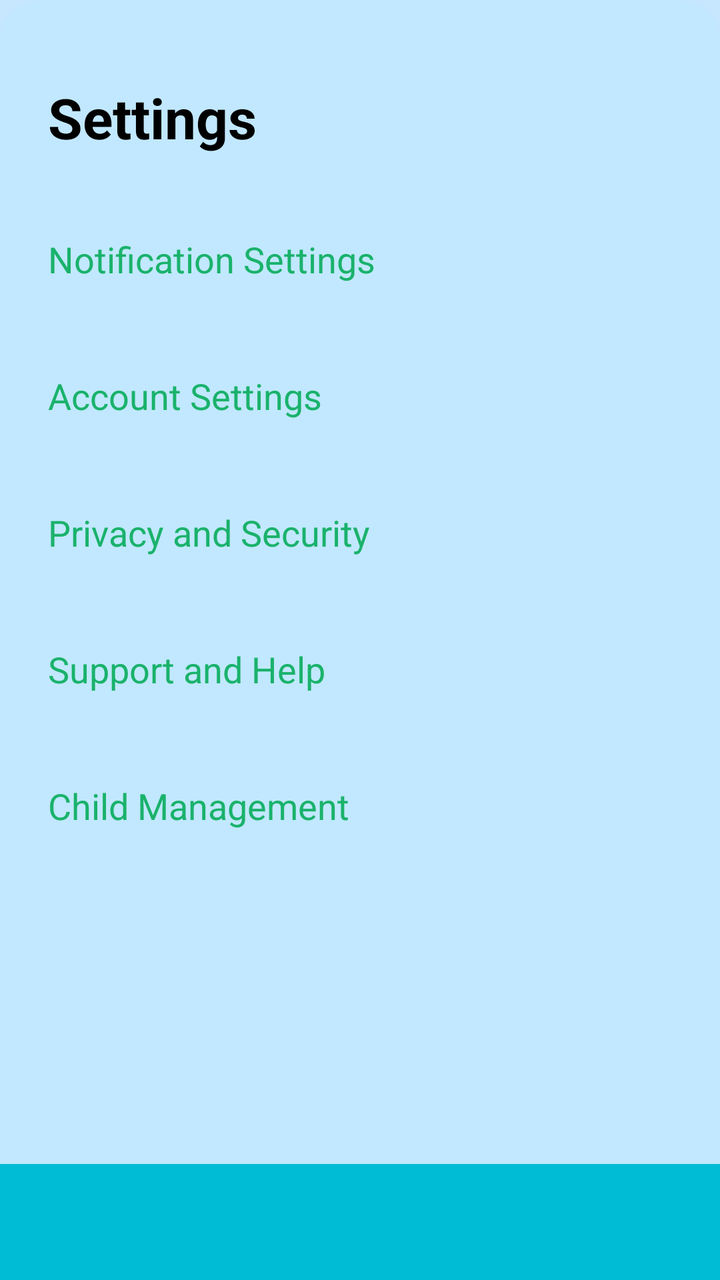
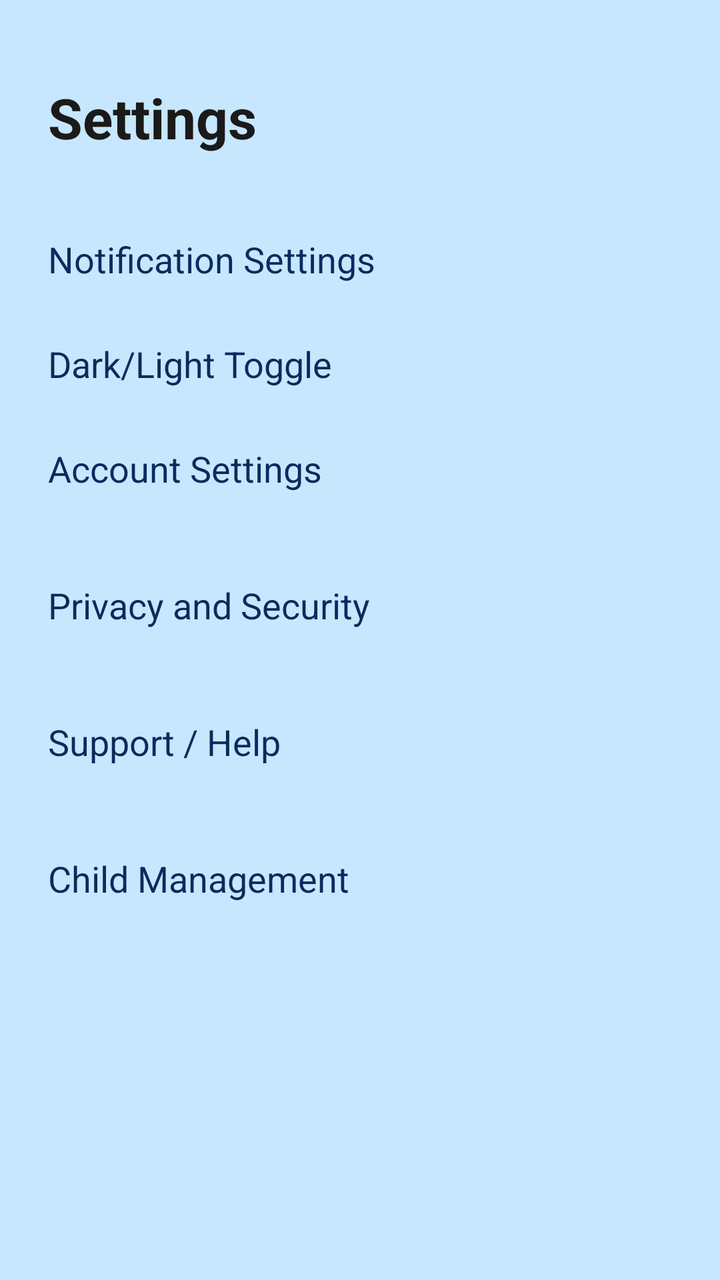

Before-and-after screenshots of an Android layout around one commit, followed by the original layout XML and the change that was made.
<!-- AndroidManifest.xml: application theme Theme.NurtureNest -->
<!-- res/layout/fragment_settings.xml -->
<androidx.constraintlayout.widget.ConstraintLayout
    xmlns:android="http://schemas.android.com/apk/res/android"
    xmlns:app="http://schemas.android.com/apk/res-auto"
    xmlns:tools="http://schemas.android.com/tools"
    android:layout_width="match_parent"
    android:layout_height="match_parent"
    android:background="@drawable/reg"
    tools:context=".fragments.SettingsFragment">

    
    <androidx.constraintlayout.widget.ConstraintLayout
        android:id="@+id/main_content"
        android:layout_width="0dp"
        android:layout_height="0dp"
        app:layout_constraintTop_toTopOf="parent"
        app:layout_constraintBottom_toTopOf="@id/bottom_bar"
        app:layout_constraintStart_toStartOf="parent"
        app:layout_constraintEnd_toEndOf="parent">

        
        <TextView
            android:id="@+id/tvSettingsTitle"
            android:layout_width="wrap_content"
            android:layout_height="wrap_content"
            android:text="Settings"
            android:textSize="28sp"
            android:textStyle="bold"
            android:textColor="#000000"
            android:layout_marginTop="40dp"
            android:layout_marginStart="24dp"
            app:layout_constraintTop_toTopOf="parent"
            app:layout_constraintStart_toStartOf="parent"/>

        
        <TextView
            android:id="@+id/tvNotificationSettings"
            android:layout_width="0dp"
            android:layout_height="wrap_content"
            android:text="Notification Settings"
            android:textSize="18sp"
            android:textColor="#1AB26B"
            android:clickable="true"
            android:focusable="true"
            android:paddingVertical="16dp"
            android:background="?attr/selectableItemBackground"
            app:layout_constraintTop_toBottomOf="@id/tvSettingsTitle"
            app:layout_constraintStart_toStartOf="parent"
            app:layout_constraintEnd_toEndOf="parent"
            android:layout_marginStart="24dp"
            android:layout_marginEnd="24dp"
            android:layout_marginTop="24dp"/>

        
        <TextView
            android:id="@+id/tvAccountSettings"
            android:layout_width="0dp"
            android:layout_height="wrap_content"
            android:text="Account Settings"
            android:textSize="18sp"
            android:textColor="#1AB26B"
            android:clickable="true"
            android:focusable="true"
            android:paddingVertical="16dp"
            android:background="?attr/selectableItemBackground"
            app:layout_constraintTop_toBottomOf="@id/tvNotificationSettings"
            app:layout_constraintStart_toStartOf="parent"
            app:layout_constraintEnd_toEndOf="parent"
            android:layout_marginStart="24dp"
            android:layout_marginEnd="24dp"
            android:layout_marginTop="12dp"/>

        
        <TextView
            android:id="@+id/tvPrivacySecurity"
            android:layout_width="0dp"
            android:layout_height="wrap_content"
            android:text="Privacy and Security"
            android:textSize="18sp"
            android:textColor="#1AB26B"
            android:clickable="true"
            android:focusable="true"
            android:paddingVertical="16dp"
            android:background="?attr/selectableItemBackground"
            app:layout_constraintTop_toBottomOf="@id/tvAccountSettings"
            app:layout_constraintStart_toStartOf="parent"
            app:layout_constraintEnd_toEndOf="parent"
            android:layout_marginStart="24dp"
            android:layout_marginEnd="24dp"
            android:layout_marginTop="12dp"/>

        
        <TextView
            android:id="@+id/tvSupportHelp"
            android:layout_width="0dp"
            android:layout_height="wrap_content"
            android:text="Support and Help"
            android:textSize="18sp"
            android:textColor="#1AB26B"
            android:clickable="true"
            android:focusable="true"
            android:paddingVertical="16dp"
            android:background="?attr/selectableItemBackground"
            app:layout_constraintTop_toBottomOf="@id/tvPrivacySecurity"
            app:layout_constraintStart_toStartOf="parent"
            app:layout_constraintEnd_toEndOf="parent"
            android:layout_marginStart="24dp"
            android:layout_marginEnd="24dp"
            android:layout_marginTop="12dp"/>

        
        <TextView
            android:id="@+id/tvChildManagement"
            android:layout_width="0dp"
            android:layout_height="wrap_content"
            android:text="Child Management"
            android:textSize="18sp"
            android:textColor="#1AB26B"
            android:clickable="true"
            android:focusable="true"
            android:paddingVertical="16dp"
            android:background="?attr/selectableItemBackground"
            app:layout_constraintTop_toBottomOf="@id/tvSupportHelp"
            app:layout_constraintStart_toStartOf="parent"
            app:layout_constraintEnd_toEndOf="parent"
            android:layout_marginStart="24dp"
            android:layout_marginEnd="24dp"
            android:layout_marginTop="12dp"/>

    </androidx.constraintlayout.widget.ConstraintLayout>

    
    <androidx.constraintlayout.widget.ConstraintLayout
        android:id="@+id/bottom_bar"
        android:layout_width="0dp"
        android:layout_height="58dp"
        android:background="#00BCD4"
        app:layout_constraintStart_toStartOf="parent"
        app:layout_constraintEnd_toEndOf="parent"
        app:layout_constraintBottom_toBottomOf="parent"/>

</androidx.constraintlayout.widget.ConstraintLayout>
<!-- resources referenced by this layout -->
<resources>
  <!-- drawable reg (drawable) -->
  <vector xmlns:android="http://schemas.android.com/apk/res/android"
      android:width="401dp"
      android:height="896dp"
      android:viewportWidth="401"
      android:viewportHeight="896">
  
      <group>
          <clip-path
              android:pathData="M26 0H375C389.359 0 401 11.6406 401 26V870C401 884.359 389.359 896 375 896H26C11.6406 896 0 884.359 0 870V26C0 11.6406 11.6406 0 26 0Z" />
  
          <path
              android:pathData="M0 0V896H401V0"
              android:fillColor="#C1E8FF" />
      </group>
  </vector>
  <style name="Theme.NurtureNest" parent="Theme.MaterialComponents.DayNight.NoActionBar">
          <item name="colorPrimary">#0A2B5D</item>
          <item name="colorOnPrimary">#FFFFFF</item>
          <item name="colorSurface">#000000</item>
          <item name="colorOnSurface">#FFFFFF</item>
          <item name="colorBackground">#C7E7FF</item>
          <item name="colorOnBackground">#1A1A1A</item>
          <item name="android:windowBackground">#C7E7FF</item>
      </style>
</resources>

<!-- the commit's change to res/layout/fragment_settings.xml (unified diff, before → after) -->
@@ -4,138 +4,150 @@
     xmlns:tools="http://schemas.android.com/tools"
     android:layout_width="match_parent"
     android:layout_height="match_parent"
-    android:background="@drawable/reg"
+    android:background="?attr/colorBackground"
     tools:context=".fragments.SettingsFragment">
 
     
-    <androidx.constraintlayout.widget.ConstraintLayout
-        android:id="@+id/main_content"
+    <ScrollView
+        android:id="@+id/scroll_container"
         android:layout_width="0dp"
         android:layout_height="0dp"
+        android:fillViewport="true"
         app:layout_constraintTop_toTopOf="parent"
-        app:layout_constraintBottom_toTopOf="@id/bottom_bar"
+        app:layout_constraintBottom_toBottomOf="parent"
         app:layout_constraintStart_toStartOf="parent"
         app:layout_constraintEnd_toEndOf="parent">
 
-        
-        <TextView
-            android:id="@+id/tvSettingsTitle"
-            android:layout_width="wrap_content"
+        <androidx.constraintlayout.widget.ConstraintLayout
+            android:id="@+id/main_content"
+            android:layout_width="match_parent"
             android:layout_height="wrap_content"
-            android:text="Settings"
-            android:textSize="28sp"
-            android:textStyle="bold"
-            android:textColor="#000000"
-            android:layout_marginTop="40dp"
-            android:layout_marginStart="24dp"
-            app:layout_constraintTop_toTopOf="parent"
-            app:layout_constraintStart_toStartOf="parent"/>
+            android:paddingBottom="24dp">
 
-        
-        <TextView
-            android:id="@+id/tvNotificationSettings"
-            android:layout_width="0dp"
-            android:layout_height="wrap_content"
-            android:text="Notification Settings"
-            android:textSize="18sp"
-            android:textColor="#1AB26B"
-            android:clickable="true"
-            android:focusable="true"
-            android:paddingVertical="16dp"
-            android:background="?attr/selectableItemBackground"
-            app:layout_constraintTop_toBottomOf="@id/tvSettingsTitle"
-            app:layout_constraintStart_toStartOf="parent"
-            app:layout_constraintEnd_toEndOf="parent"
-            android:layout_marginStart="24dp"
-            android:layout_marginEnd="24dp"
-            android:layout_marginTop="24dp"/>
+            
+            <TextView
+                android:id="@+id/tvSettingsTitle"
+                android:layout_width="wrap_content"
+                android:layout_height="wrap_content"
+                android:text="Settings"
+                android:textSize="28sp"
+                android:textStyle="bold"
+                android:textColor="?attr/colorOnBackground"
+                android:layout_marginTop="40dp"
+                android:layout_marginStart="24dp"
+                app:layout_constraintTop_toTopOf="parent"
+                app:layout_constraintStart_toStartOf="parent"/>
 
-        
-        <TextView
-            android:id="@+id/tvAccountSettings"
-            android:layout_width="0dp"
-            android:layout_height="wrap_content"
-            android:text="Account Settings"
-            android:textSize="18sp"
-            android:textColor="#1AB26B"
-            android:clickable="true"
-            android:focusable="true"
-            android:paddingVertical="16dp"
-            android:background="?attr/selectableItemBackground"
-            app:layout_constraintTop_toBottomOf="@id/tvNotificationSettings"
-            app:layout_constraintStart_toStartOf="parent"
-            app:layout_constraintEnd_toEndOf="parent"
-            android:layout_marginStart="24dp"
-            android:layout_marginEnd="24dp"
-            android:layout_marginTop="12dp"/>
+            
+            <TextView
+                android:id="@+id/tvNotificationSettings"
+                android:layout_width="0dp"
+                android:layout_height="wrap_content"
+                android:text="Notification Settings"
+                android:textSize="18sp"
+                android:textColor="?attr/colorPrimary"
+                android:clickable="true"
+                android:focusable="true"
+                android:paddingVertical="16dp"
+                android:background="?attr/selectableItemBackground"
+                android:layout_marginStart="24dp"
+                android:layout_marginEnd="24dp"
+                android:layout_marginTop="24dp"
+                app:layout_constraintTop_toBottomOf="@id/tvSettingsTitle"
+                app:layout_constraintStart_toStartOf="parent"
+                app:layout_constraintEnd_toEndOf="parent"/>
 
-        
-        <TextView
-            android:id="@+id/tvPrivacySecurity"
-            android:layout_width="0dp"
-            android:layout_height="wrap_content"
-            android:text="Privacy and Security"
-            android:textSize="18sp"
-            android:textColor="#1AB26B"
-            android:clickable="true"
-            android:focusable="true"
-            android:paddingVertical="16dp"
-            android:background="?attr/selectableItemBackground"
-            app:layout_constraintTop_toBottomOf="@id/tvAccountSettings"
-            app:layout_constraintStart_toStartOf="parent"
-            app:layout_constraintEnd_toEndOf="parent"
-            android:layout_marginStart="24dp"
-            android:layout_marginEnd="24dp"
-            android:layout_marginTop="12dp"/>
+            
+            <TextView
+                android:id="@+id/tvThemeSettings"
+                android:layout_width="wrap_content"
+                android:layout_height="wrap_content"
+                android:text="Dark/Light Toggle"
+                android:textSize="18sp"
+                android:textColor="?attr/colorPrimary"
+                android:layout_marginStart="24dp"
+                android:layout_marginTop="12dp"
+                app:layout_constraintTop_toBottomOf="@id/tvNotificationSettings"
+                app:layout_constraintStart_toStartOf="parent"/>
 
-        
-        <TextView
-            android:id="@+id/tvSupportHelp"
-            android:layout_width="0dp"
-            android:layout_height="wrap_content"
-            android:text="Support and Help"
-            android:textSize="18sp"
-            android:textColor="#1AB26B"
-            android:clickable="true"
-            android:focusable="true"
-            android:paddingVertical="16dp"
-            android:background="?attr/selectableItemBackground"
-            app:layout_constraintTop_toBottomOf="@id/tvPrivacySecurity"
-            app:layout_constraintStart_toStartOf="parent"
-            app:layout_constraintEnd_toEndOf="parent"
-            android:layout_marginStart="24dp"
-            android:layout_marginEnd="24dp"
-            android:layout_marginTop="12dp"/>
+            
+            <TextView
+                android:id="@+id/tvAccountSettings"
+                android:layout_width="0dp"
+                android:layout_height="wrap_content"
+                android:text="Account Settings"
+                android:textSize="18sp"
+                android:textColor="?attr/colorPrimary"
+                android:clickable="true"
+                android:focusable="true"
+                android:paddingVertical="16dp"
+                android:background="?attr/selectableItemBackground"
+                android:layout_marginStart="24dp"
+                android:layout_marginEnd="24dp"
+                android:layout_marginTop="12dp"
+                app:layout_constraintTop_toBottomOf="@id/tvThemeSettings"
+                app:layout_constraintStart_toStartOf="parent"
+                app:layout_constraintEnd_toEndOf="parent"/>
 
-        
-        <TextView
-            android:id="@+id/tvChildManagement"
-            android:layout_width="0dp"
-            android:layout_height="wrap_content"
-            android:text="Child Management"
-            android:textSize="18sp"
-            android:textColor="#1AB26B"
-            android:clickable="true"
-            android:focusable="true"
-            android:paddingVertical="16dp"
-            android:background="?attr/selectableItemBackground"
-            app:layout_constraintTop_toBottomOf="@id/tvSupportHelp"
-            app:layout_constraintStart_toStartOf="parent"
-            app:layout_constraintEnd_toEndOf="parent"
-            android:layout_marginStart="24dp"
-            android:layout_marginEnd="24dp"
-            android:layout_marginTop="12dp"/>
+            
+            <TextView
+                android:id="@+id/tvPrivacySecurity"
+                android:layout_width="0dp"
+                android:layout_height="wrap_content"
+                android:text="Privacy and Security"
+                android:textSize="18sp"
+                android:textColor="?attr/colorPrimary"
+                android:clickable="true"
+                android:focusable="true"
+                android:paddingVertical="16dp"
+                android:background="?attr/selectableItemBackground"
+                android:layout_marginStart="24dp"
+                android:layout_marginEnd="24dp"
+                android:layout_marginTop="12dp"
+                app:layout_constraintTop_toBottomOf="@id/tvAccountSettings"
+                app:layout_constraintStart_toStartOf="parent"
+                app:layout_constraintEnd_toEndOf="parent"/>
 
-    </androidx.constraintlayout.widget.ConstraintLayout>
+            
+            <TextView
+                android:id="@+id/tvSupportHelp"
+                android:layout_width="0dp"
+                android:layout_height="wrap_content"
+                android:text="Support / Help"
+                android:textSize="18sp"
+                android:textColor="?attr/colorPrimary"
+                android:clickable="true"
+                android:focusable="true"
+                android:paddingVertical="16dp"
+                android:background="?attr/selectableItemBackground"
+                android:layout_marginStart="24dp"
+                android:layout_marginEnd="24dp"
+                android:layout_marginTop="12dp"
+                app:layout_constraintTop_toBottomOf="@id/tvPrivacySecurity"
+                app:layout_constraintStart_toStartOf="parent"
+                app:layout_constraintEnd_toEndOf="parent"/>
 
-    
-    <androidx.constraintlayout.widget.ConstraintLayout
-        android:id="@+id/bottom_bar"
-        android:layout_width="0dp"
-        android:layout_height="58dp"
-        android:background="#00BCD4"
-        app:layout_constraintStart_toStartOf="parent"
-        app:layout_constraintEnd_toEndOf="parent"
-        app:layout_constraintBottom_toBottomOf="parent"/>
+            
+            <TextView
+                android:id="@+id/tvChildManagement"
+                android:layout_width="0dp"
+                android:layout_height="wrap_content"
+                android:text="Child Management"
+                android:textSize="18sp"
+                android:textColor="?attr/colorPrimary"
+                android:clickable="true"
+                android:focusable="true"
+                android:paddingVertical="16dp"
+                android:background="?attr/selectableItemBackground"
+                android:layout_marginStart="24dp"
+                android:layout_marginEnd="24dp"
+                android:layout_marginTop="12dp"
+                app:layout_constraintTop_toBottomOf="@id/tvSupportHelp"
+                app:layout_constraintStart_toStartOf="parent"
+                app:layout_constraintEnd_toEndOf="parent"/>
+
+        </androidx.constraintlayout.widget.ConstraintLayout>
+
+    </ScrollView>
 
 </androidx.constraintlayout.widget.ConstraintLayout>
<!-- resource entries referenced after the edit -->
@@ -1,21 +1,5 @@
 <!-- resources referenced by this layout -->
 <resources>
-  <!-- drawable reg (drawable) -->
-  <vector xmlns:android="http://schemas.android.com/apk/res/android"
-      android:width="401dp"
-      android:height="896dp"
-      android:viewportWidth="401"
-      android:viewportHeight="896">
-  
-      <group>
-          <clip-path
-              android:pathData="M26 0H375C389.359 0 401 11.6406 401 26V870C401 884.359 389.359 896 375 896H26C11.6406 896 0 884.359 0 870V26C0 11.6406 11.6406 0 26 0Z" />
-  
-          <path
-              android:pathData="M0 0V896H401V0"
-              android:fillColor="#C1E8FF" />
-      </group>
-  </vector>
   <style name="Theme.NurtureNest" parent="Theme.MaterialComponents.DayNight.NoActionBar">
           <item name="colorPrimary">#0A2B5D</item>
           <item name="colorOnPrimary">#FFFFFF</item>
